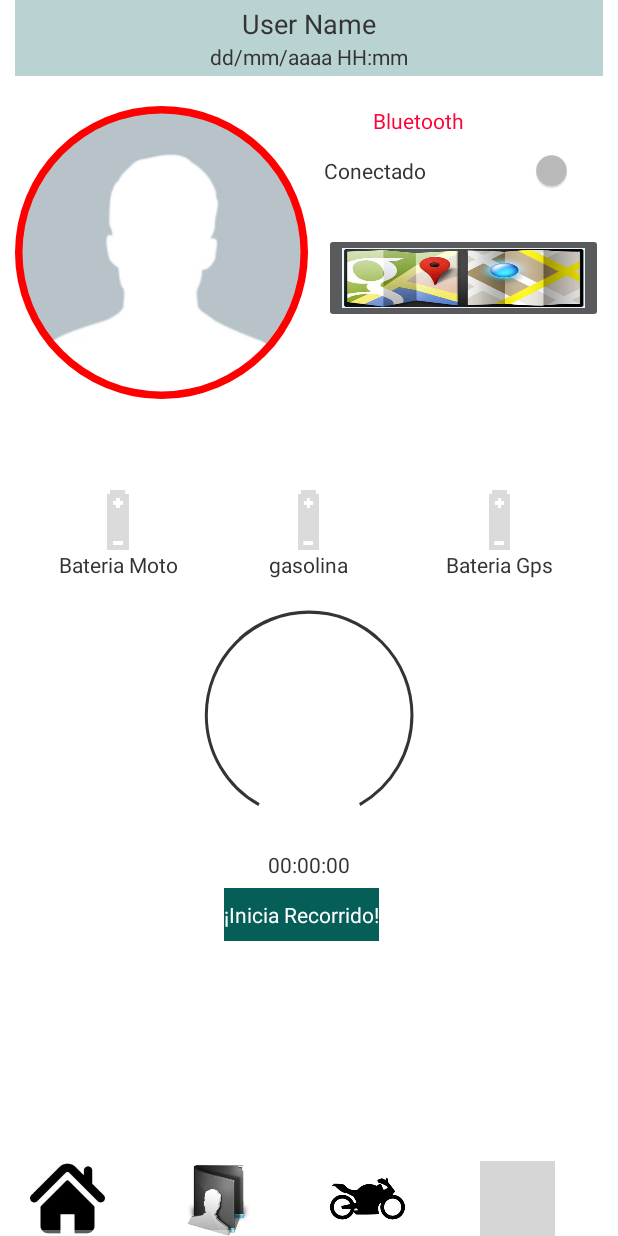
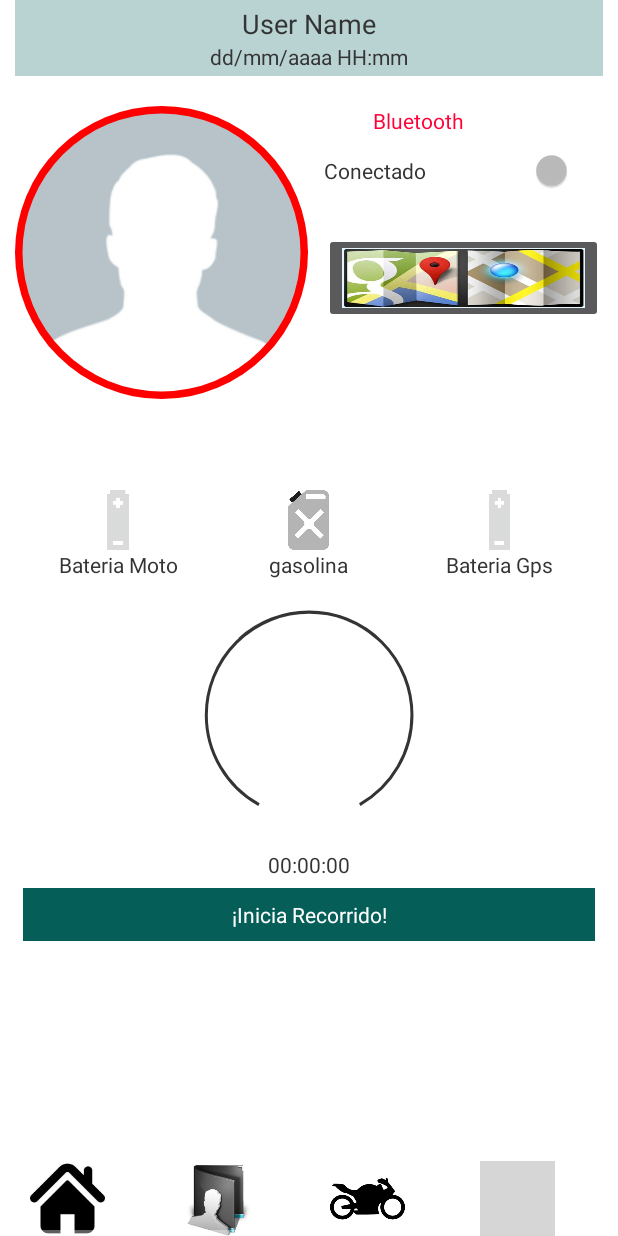
Before and after one commit to oscarivanp/Fire, an Android app: the MainActivity screen opened directly, with no data from a screen before it, on a phone screen of 412 x 824 dp. Run offline under Robolectric (Android 15) with nearby library versions, the light colour scheme and no system bars; libraries missing offline, so code that uses them is left out: com.twitter.sdk, io.fabric.sdk; 3 statements that could not run were skipped; grey boxes are pictures that could not be loaded.

Commit message:
18 Abril. Sebastian.

```diff
--- a/app/build.gradle
+++ b/app/build.gradle
@@ -17,10 +17,10 @@ android {
     useLibrary 'org.apache.http.legacy'
 
     compileSdkVersion 23
-    buildToolsVersion "23.0.3"
+    buildToolsVersion "23.0.2"
 
     dexOptions {
-        javaMaxHeapSize "4g"
+        javaMaxHeapSize "3g"
     }
 
     defaultConfig {
--- a/app/src/main/java/com/rmasc/fireroad/Adapters/CircularImageView.java
+++ b/app/src/main/java/com/rmasc/fireroad/Adapters/CircularImageView.java
@@ -75,6 +75,7 @@ public class CircularImageView extends ImageView {
             shadowRadius = DEFAULT_SHADOW_RADIUS;
             drawShadow(attributes.getFloat(R.styleable.CircularImageView_civ_shadow_radius, shadowRadius), attributes.getColor(R.styleable.CircularImageView_civ_shadow_color, shadowColor));
         }
+        attributes.recycle();
     }
     //endregion
 
--- a/app/src/main/java/com/rmasc/fireroad/MainActivity.java
+++ b/app/src/main/java/com/rmasc/fireroad/MainActivity.java
@@ -370,8 +370,8 @@ public class MainActivity extends AppCompatActivity {
     private void ConnectToDevice() {
         boolean isVisible = false;
         for (int i = 0; i < bluetoothLE.bleDevices.size(); i++) {
-            //if (bluetoothLE.bleDevices.get(i).getAddress().equals("74:DA:EA:AF:8A:67")) {
-            if (bluetoothLE.bleDevices.get(i).getAddress().equals("74:DA:EA:B2:33:01")) {
+            if (bluetoothLE.bleDevices.get(i).getAddress().equals("74:DA:EA:AF:8A:67")) {
+            //if (bluetoothLE.bleDevices.get(i).getAddress().equals("74:DA:EA:B2:33:01")) {
                 //if (bluetoothLE.bleDevices.get(i).getName().equals(DispositivoAsociado.Name)) {
                 try {
                     bluetoothLE.ConnectToGattServer(bluetoothLE.bleDevices.get(i), true);
--- a/app/src/main/res/layout/activity_main.xml
+++ b/app/src/main/res/layout/activity_main.xml
@@ -98,14 +98,14 @@
     android:layout_width="match_parent"
     android:layout_height="50dp">
 
-    <Switch
+   <Switch
         android:id="@+id/switchEncendido"
         android:layout_width="match_parent"
         android:layout_height="5dp"
         android:textColor="@color/colorPrimary"
         android:layout_marginBottom="5dp"
-        android:text="Conectado"
-        />
+        android:text="Conectado"></Switch>
+
 
 
 </LinearLayout>
@@ -161,7 +161,7 @@
                         android:layout_height="40dp"
                         android:textColor="@color/colorPrimary"
                         android:layout_weight="0.7"
-                        android:src="@drawable/bateria_0"
+                        android:src="@drawable/gass_0"
                         />
 
                     <ImageView
@@ -240,8 +240,7 @@
                     android:orientation="horizontal">
                     <Button
                         android:id="@+id/btnRecorrido"
-                        android:layout_width="wrap_content"
-                        android:layout_marginRight="@dimen/activity_horizontal_margin"
+                        android:layout_width="match_parent"
                         android:gravity="center"
                         android:layout_height="35dp"
                         android:text="@string/nuevo_recorrido" />
--- a/app/src/main/res/layout/monitor_fragment.xml
+++ b/app/src/main/res/layout/monitor_fragment.xml
@@ -12,7 +12,7 @@
             android:layout_height="180dp"
             android:layout_alignParentBottom="true"
             android:layout_centerHorizontal="true"
-            android:max="230"
+            android:max="250"
             android:progress="0"
             android:progressDrawable="@drawable/circle" />
         <TextView
```
Also changed, not shown: app/src/main/java/com/rmasc/fireroad/MapsActivity.java (+51 -17 lines).
